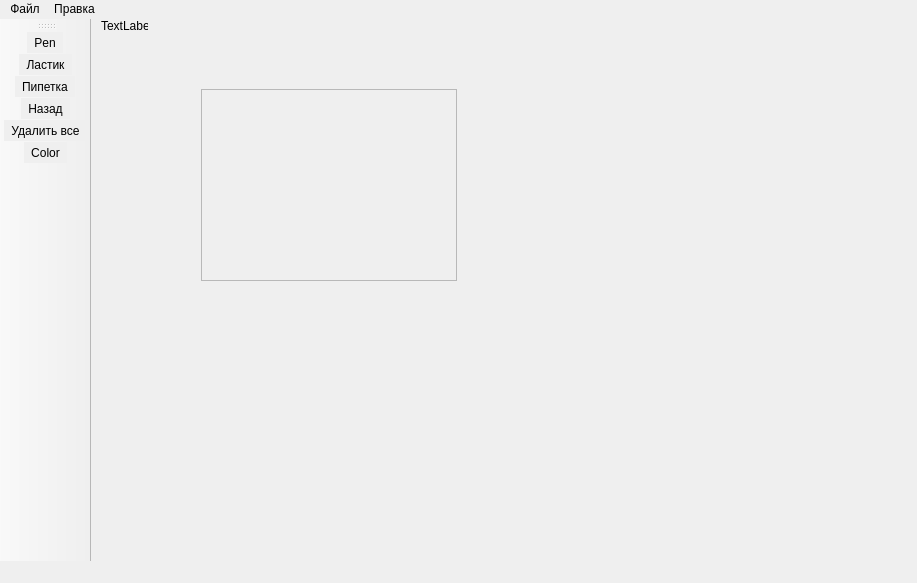
The window that paint_ui.ui (teplov-andrew/mc-paint) describes before a commit, drawn with Qt 5.
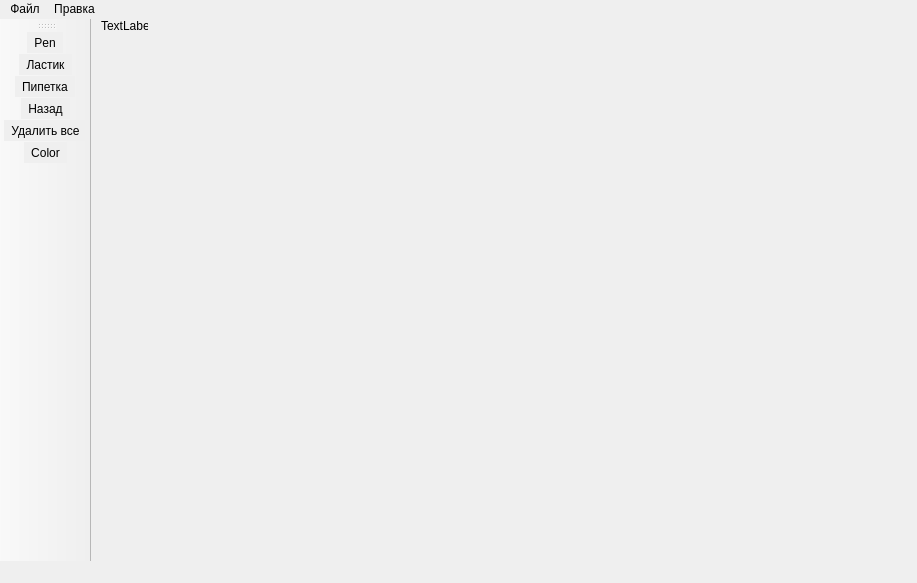
The same window after the commit. Icons and pictures are not drawn.

Commit message: Color selector

What changed in the file:
```diff
--- a/paint_ui.ui
+++ b/paint_ui.ui
@@ -33,16 +33,6 @@
      <string>TextLabel</string>
     </property>
    </widget>
-   <widget class="QGraphicsView" name="canvas">
-    <property name="geometry">
-     <rect>
-      <x>110</x>
-      <y>70</y>
-      <width>256</width>
-      <height>192</height>
-     </rect>
-    </property>
-   </widget>
   </widget>
   <widget class="QMenuBar" name="menubar">
    <property name="geometry">
```
The commit also changes 2 other files.
